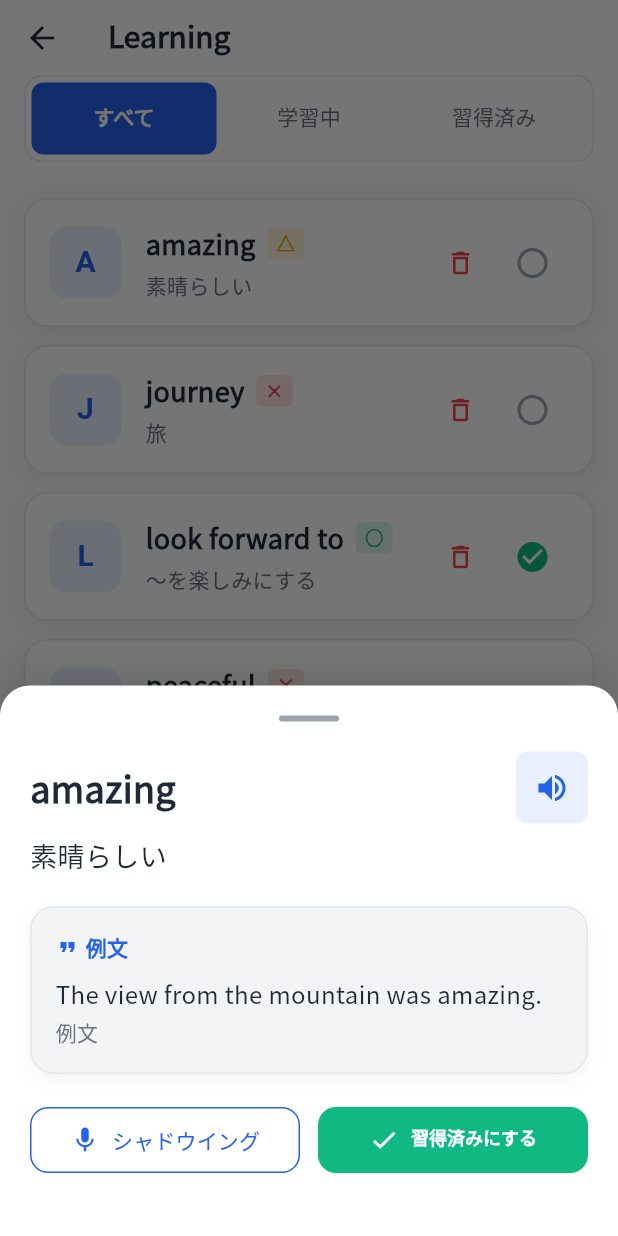
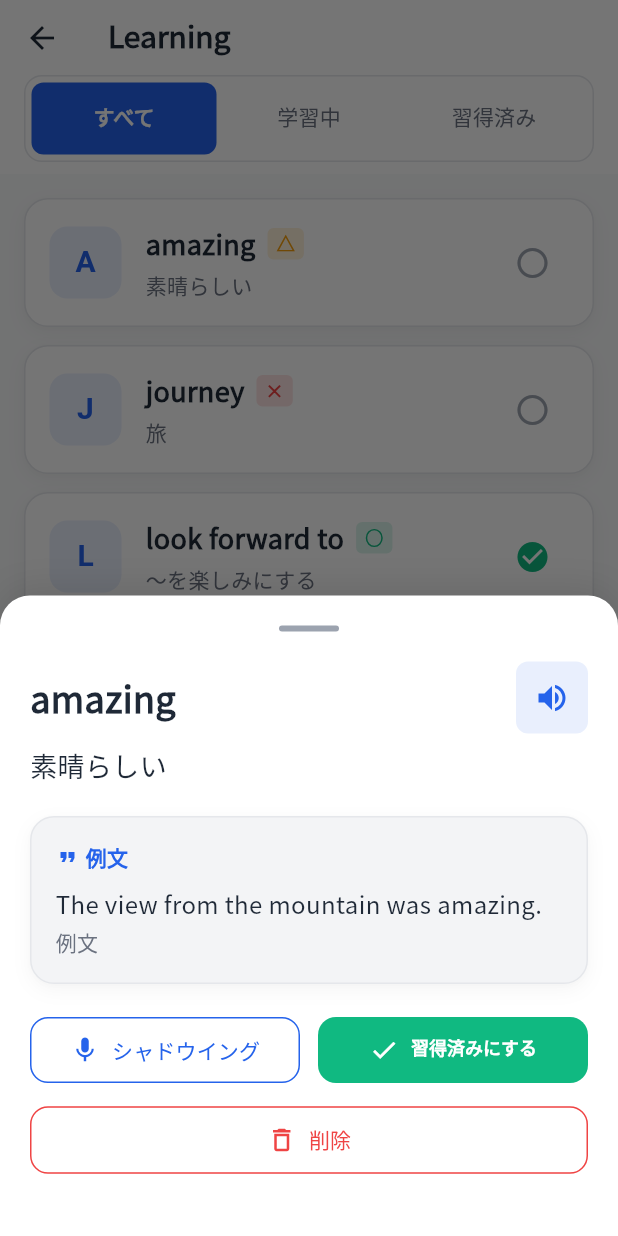
Before and after one commit to LB-KosukeTamogami/Journal-, a Flutter app: the LearningScreen screen opened directly, after a tap on an icon or button, on a phone screen of 412 x 824 dp. Run offline on Flutter 3.47's test engine with Material 3 defaults, Android fonts, the phone set to English and light mode, and no system bars; drawn by our look-alikes of flutter_animate; our stand-ins replace fl_chart, google_fonts, shared_preferences, table_calendar; accounts and stored records are empty.

Commit message:
fix: 削除ボタンを単語詳細画面に移動
- 単語カードから削除ボタンを削除
- 単語詳細画面（下から出現するカード）に削除ボタンを追加
- 削除ボタンは赤い枠線のアウトラインボタンスタイル
- より直感的なUIに改善

🤖 Generated with [Claude Code](https://claude.ai/code)

Co-Authored-By: Claude <noreply@anthropic.com>

```diff
--- a/journal_learning_app/lib/screens/learning_screen.dart
+++ b/journal_learning_app/lib/screens/learning_screen.dart
@@ -259,7 +259,6 @@ class _LearningScreenState extends State<LearningScreen> with SingleTickerProvid
             await StorageService.updateWordReview(word.id, masteryLevel: newLevel);
             _loadWords();
           },
-          onDelete: () => _deleteWord(word),
         ).animate().fadeIn(
           delay: Duration(milliseconds: index * 50),
           duration: 300.ms,
@@ -425,6 +424,30 @@ class _LearningScreenState extends State<LearningScreen> with SingleTickerProvid
                 ),
               ],
             ),
+            const SizedBox(height: 12),
+            // 削除ボタン
+            SizedBox(
+              width: double.infinity,
+              child: OutlinedButton.icon(
+                onPressed: () {
+                  Navigator.pop(context);
+                  _deleteWord(word);
+                },
+                style: OutlinedButton.styleFrom(
+                  foregroundColor: AppTheme.error,
+                  side: BorderSide(color: AppTheme.error),
+                  padding: const EdgeInsets.symmetric(horizontal: 16, vertical: 12),
+                  shape: RoundedRectangleBorder(
+                    borderRadius: BorderRadius.circular(12),
+                  ),
+                ),
+                icon: Icon(Icons.delete_outline, size: 20, color: AppTheme.error),
+                label: Text(
+                  '削除',
+                  style: AppTheme.body2.copyWith(color: AppTheme.error),
+                ),
+              ),
+            ),
             const SizedBox(height: 20),
           ],
         ),
@@ -522,13 +545,11 @@ class _FlashcardItem extends StatelessWidget {
   final Word word;
   final VoidCallback onTap;
   final VoidCallback onToggleLearned;
-  final VoidCallback onDelete;
 
   const _FlashcardItem({
     required this.word,
     required this.onTap,
     required this.onToggleLearned,
-    required this.onDelete,
   });
 
   @override
@@ -628,17 +649,6 @@ class _FlashcardItem extends StatelessWidget {
                 ],
               ),
             ),
-            Row(
-              mainAxisSize: MainAxisSize.min,
-              children: [
-                IconButton(
-                  onPressed: onDelete,
-                  icon: Icon(
-                    Icons.delete_outline,
-                    color: AppTheme.error,
-                    size: 20,
-                  ),
-                ),
             IconButton(
               onPressed: onToggleLearned,
               icon: Icon(
@@ -649,8 +659,6 @@ class _FlashcardItem extends StatelessWidget {
             ),
           ],
         ),
-          ],
-        ),
       ),
     );
   }
```
Also changed, not shown: 4 other files. Lines whose indentation alone changed are shown as unchanged.
